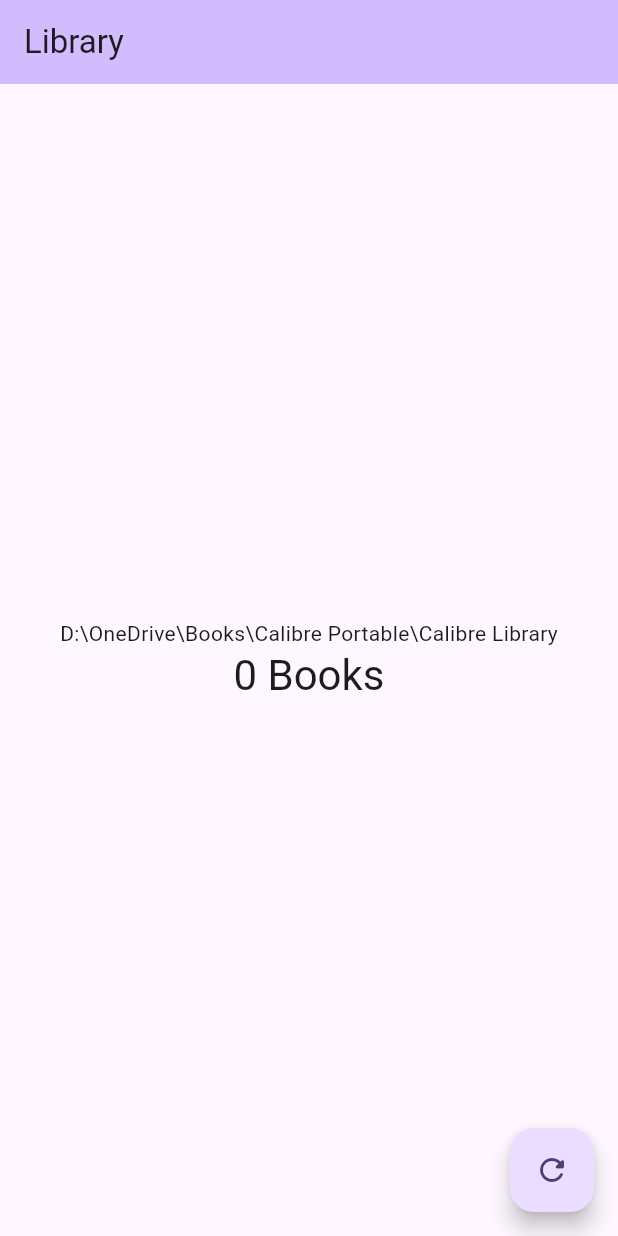
After one commit to jjzhang2000/bilingual_reader, a Flutter app: the screen it shows after launch, after a tap on the "refresh" icon, on a phone screen of 412 x 824 dp. The commit adds this screen. Run offline on Flutter 3.47's test engine with Material 3 defaults, Android fonts, the phone set to English and light mode, and no system bars.

Commit message:
add library.dart

```diff
--- /dev/null
+++ b/lib/Library/library.dart
@@ -0,0 +1,51 @@
+import 'package:flutter/material.dart';
+
+const String kCalibrePath =
+    'D:\\OneDrive\\Books\\Calibre Portable\\Calibre Library';
+
+// LibraryPage
+// This page is the main entry of the app.
+class LibraryPage extends StatefulWidget {
+  const LibraryPage({super.key});
+
+  final String title = 'Library';
+
+  @override
+  State<LibraryPage> createState() => _LibraryPageState();
+}
+
+class _LibraryPageState extends State<LibraryPage> {
+  String calibrePath = kCalibrePath;
+  int bookCount = 0;
+
+  void _refreshLibrary() {
+    setState(() {});
+  }
+
+  @override
+  Widget build(BuildContext context) {
+    return Scaffold(
+      appBar: AppBar(
+        backgroundColor: Theme.of(context).colorScheme.inversePrimary,
+        title: Text(widget.title),
+      ),
+      body: Center(
+        child: Column(
+          mainAxisAlignment: MainAxisAlignment.center,
+          children: <Widget>[
+            Text('${calibrePath}'),
+            Text(
+              '${bookCount} Books',
+              style: Theme.of(context).textTheme.headlineMedium,
+            ),
+          ],
+        ),
+      ),
+      floatingActionButton: FloatingActionButton(
+        onPressed: _refreshLibrary,
+        tooltip: 'Refresh Library',
+        child: const Icon(Icons.refresh_rounded),
+      ),
+    );
+  }
+}
--- a/lib/main.dart
+++ b/lib/main.dart
@@ -1,122 +1,23 @@
 import 'package:flutter/material.dart';
 
+import 'Library/library.dart';
+
 void main() {
-  runApp(const MyApp());
+  runApp(const BilingualReaderApp());
 }
 
-class MyApp extends StatelessWidget {
-  const MyApp({super.key});
+class BilingualReaderApp extends StatelessWidget {
+  const BilingualReaderApp({super.key});
 
   // This widget is the root of your application.
   @override
   Widget build(BuildContext context) {
     return MaterialApp(
-      title: 'Flutter Demo',
+      title: 'Bilingual Reader',
       theme: ThemeData(
-        // This is the theme of your application.
-        //
-        // TRY THIS: Try running your application with "flutter run". You'll see
-        // the application has a purple toolbar. Then, without quitting the app,
-        // try changing the seedColor in the colorScheme below to Colors.green
-        // and then invoke "hot reload" (save your changes or press the "hot
-        // reload" button in a Flutter-supported IDE, or press "r" if you used
-        // the command line to start the app).
-        //
-        // Notice that the counter didn't reset back to zero; the application
-        // state is not lost during the reload. To reset the state, use hot
-        // restart instead.
-        //
-        // This works for code too, not just values: Most code changes can be
-        // tested with just a hot reload.
         colorScheme: ColorScheme.fromSeed(seedColor: Colors.deepPurple),
       ),
-      home: const MyHomePage(title: 'Flutter Demo Home Page'),
+      home: const LibraryPage(),
     );
   }
 }
-
-class MyHomePage extends StatefulWidget {
-  const MyHomePage({super.key, required this.title});
-
-  // This widget is the home page of your application. It is stateful, meaning
-  // that it has a State object (defined below) that contains fields that affect
-  // how it looks.
-
-  // This class is the configuration for the state. It holds the values (in this
-  // case the title) provided by the parent (in this case the App widget) and
-  // used by the build method of the State. Fields in a Widget subclass are
-  // always marked "final".
-
-  final String title;
-
-  @override
-  State<MyHomePage> createState() => _MyHomePageState();
-}
-
-class _MyHomePageState extends State<MyHomePage> {
-  int _counter = 0;
-
-  void _incrementCounter() {
-    setState(() {
-      // This call to setState tells the Flutter framework that something has
-      // changed in this State, which causes it to rerun the build method below
-      // so that the display can reflect the updated values. If we changed
-      // _counter without calling setState(), then the build method would not be
-      // called again, and so nothing would appear to happen.
-      _counter++;
-    });
-  }
-
-  @override
-  Widget build(BuildContext context) {
-    // This method is rerun every time setState is called, for instance as done
-    // by the _incrementCounter method above.
-    //
-    // The Flutter framework has been optimized to make rerunning build methods
-    // fast, so that you can just rebuild anything that needs updating rather
-    // than having to individually change instances of widgets.
-    return Scaffold(
-      appBar: AppBar(
-        // TRY THIS: Try changing the color here to a specific color (to
-        // Colors.amber, perhaps?) and trigger a hot reload to see the AppBar
-        // change color while the other colors stay the same.
-        backgroundColor: Theme.of(context).colorScheme.inversePrimary,
-        // Here we take the value from the MyHomePage object that was created by
-        // the App.build method, and use it to set our appbar title.
-        title: Text(widget.title),
-      ),
-      body: Center(
-        // Center is a layout widget. It takes a single child and positions it
-        // in the middle of the parent.
-        child: Column(
-          // Column is also a layout widget. It takes a list of children and
-          // arranges them vertically. By default, it sizes itself to fit its
-          // children horizontally, and tries to be as tall as its parent.
-          //
-          // Column has various properties to control how it sizes itself and
-          // how it positions its children. Here we use mainAxisAlignment to
-          // center the children vertically; the main axis here is the vertical
-          // axis because Columns are vertical (the cross axis would be
-          // horizontal).
-          //
-          // TRY THIS: Invoke "debug painting" (choose the "Toggle Debug Paint"
-          // action in the IDE, or press "p" in the console), to see the
-          // wireframe for each widget.
-          mainAxisAlignment: MainAxisAlignment.center,
-          children: <Widget>[
-            const Text('You have pushed the button this many times:'),
-            Text(
-              '$_counter',
-              style: Theme.of(context).textTheme.headlineMedium,
-            ),
-          ],
-        ),
-      ),
-      floatingActionButton: FloatingActionButton(
-        onPressed: _incrementCounter,
-        tooltip: 'Increment',
-        child: const Icon(Icons.add),
-      ), // This trailing comma makes auto-formatting nicer for build methods.
-    );
-  }
-}
```
Also changed, not shown: 2 other files.
